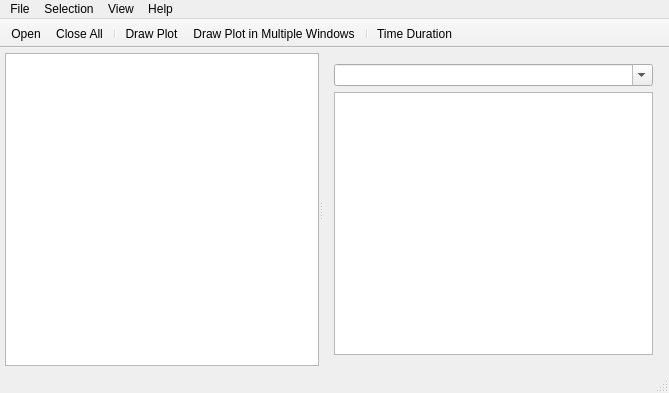
Before: the Qt Designer form VisualIntStat/mainwindow.ui in kery/MacVisTat, drawn with Qt 5.
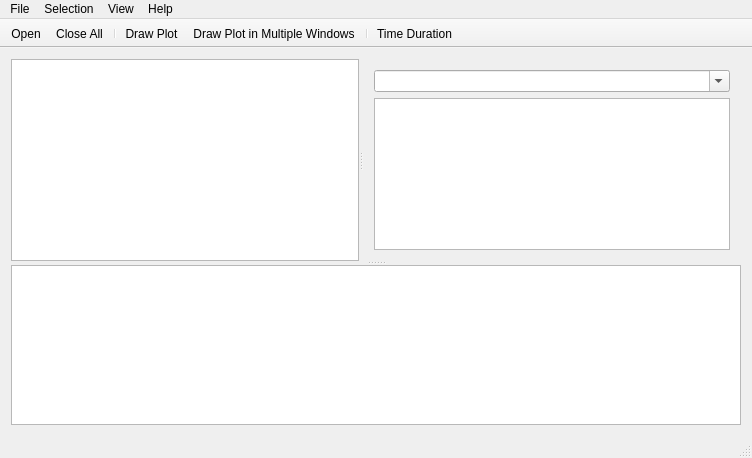
After: the same form once the commit is applied. Icons and pictures are not drawn.

Commit message: Add a edit box to show log messages; Complete function for marking abnormal time

```diff
--- a/VisualIntStat/mainwindow.ui
+++ b/VisualIntStat/mainwindow.ui
@@ -6,8 +6,8 @@
    <rect>
     <x>0</x>
     <y>0</y>
-    <width>669</width>
-    <height>393</height>
+    <width>752</width>
+    <height>458</height>
    </rect>
   </property>
   <property name="windowTitle">
@@ -15,20 +15,12 @@
   </property>
   <widget class="QWidget" name="centralWidget">
    <layout class="QHBoxLayout" name="horizontalLayout">
-    <property name="leftMargin">
-     <number>5</number>
-    </property>
-    <property name="topMargin">
-     <number>5</number>
-    </property>
-    <property name="rightMargin">
-     <number>5</number>
-    </property>
-    <property name="bottomMargin">
-     <number>5</number>
-    </property>
     <item>
-     <widget class="QSplitter" name="splitter">
+     <widget class="QSplitter" name="splitteVer">
+      <property name="orientation">
+       <enum>Qt::Vertical</enum>
+      </property>
+      <widget class="QSplitter" name="splitterHor">
       <property name="orientation">
        <enum>Qt::Horizontal</enum>
       </property>
@@ -71,6 +63,24 @@
        </layout>
       </widget>
      </widget>
+      <widget class="QPlainTextEdit" name="logTextEdit">
+       <property name="minimumSize">
+        <size>
+         <width>0</width>
+         <height>30</height>
+        </size>
+       </property>
+       <property name="lineWrapMode">
+        <enum>QPlainTextEdit::NoWrap</enum>
+       </property>
+       <property name="readOnly">
+        <bool>true</bool>
+       </property>
+       <property name="maximumBlockCount">
+        <number>100</number>
+       </property>
+      </widget>
+     </widget>
     </item>
    </layout>
   </widget>
@@ -79,7 +89,7 @@
     <rect>
      <x>0</x>
      <y>0</y>
-     <width>669</width>
+     <width>752</width>
      <height>21</height>
     </rect>
    </property>
```
Lines whose indentation alone changed are shown as unchanged. The commit also changes 5 other files.
